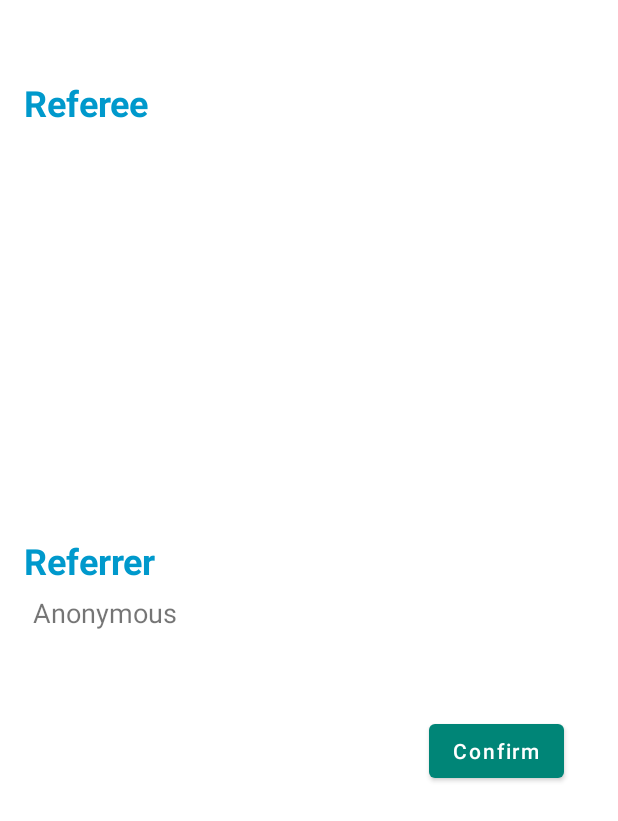
After one commit to PreetamSingh11/Refer9, an Android app: the ConfirmActivity screen opened directly, with no data from a screen before it, on a phone screen of 412 x 824 dp. The commit adds this screen. Shown: the top 821 px of the screen. Run offline under Robolectric (Android 15) with nearby library versions, the phone set to English and light mode, and no system bars; 7 statements that could not run were skipped.

Commit message:
Confirm Activity added

```diff
--- a/app/build.gradle
+++ b/app/build.gradle
@@ -40,6 +40,8 @@ dependencies {
 
     implementation 'com.github.PhilJay:MPAndroidChart:v3.1.0-alpha'
 
+    implementation 'com.valdesekamdem.library:md-toast:0.9.0'
+
     testImplementation 'junit:junit:4.12'
     androidTestImplementation 'androidx.test:runner:1.1.2-alpha02'
     androidTestImplementation 'androidx.test.espresso:espresso-core:3.2.0-alpha02'
--- a/app/src/main/AndroidManifest.xml
+++ b/app/src/main/AndroidManifest.xml
@@ -16,7 +16,7 @@
             android:supportsRtl="true"
             android:theme="@style/AppTheme"
             tools:ignore="GoogleAppIndexingWarning">
-        <activity android:name=".PieChartActivity">
+        <activity android:name=".activities.ConfirmActivity">
         </activity>
         <activity
                 android:name=".activities.ReferDetailActivity"
@@ -24,9 +24,7 @@
         <activity
                 android:name=".activities.FinanceActivity"
                 android:screenOrientation="portrait"/>
-        <activity
-                android:name=".activities.SignUpActivity"
-                android:screenOrientation="portrait"/>
+
         <activity
                 android:name=".activities.LoginActivity"
                 android:label="@string/title_activity_login"
--- /dev/null
+++ b/app/src/main/java/com/refer/android/refer9/activities/ConfirmActivity.kt
@@ -0,0 +1,36 @@
+package com.refer.android.refer9.activities
+
+import android.content.Intent
+import androidx.appcompat.app.AppCompatActivity
+import android.os.Bundle
+import com.refer.android.refer9.R
+import com.refer.android.refer9.utils.MySharedPreferences
+import kotlinx.android.synthetic.main.activity_confirm.*
+
+
+class ConfirmActivity : AppCompatActivity() {
+
+    override fun onCreate(savedInstanceState: Bundle?) {
+        super.onCreate(savedInstanceState)
+        setContentView(R.layout.activity_confirm)
+
+        val bundle = intent.extras
+        val address = bundle.getString("city") +", "+bundle.getString("state")
+        val loan = bundle.getString("loanType") +", "+  bundle.getString("bank")
+        text_view_name.text = bundle.getString("name")
+        text_view_phone.text = bundle.getString("phone")
+        text_view_loan.text = loan
+        text_view_address.text = address
+        text_view_email.text = bundle.getString("email")
+        text_view_occupation.text = bundle.getString("occupation")
+        text_view_amount.text = bundle.getString("amount")
+
+        val referer = MySharedPreferences.getPref(this,"USER_NAME", "Anonymous")
+        text_view_referer.text = referer
+
+        button_confirm.setOnClickListener{
+           val intent = Intent(this,MainActivity::class.java)
+            startActivity(intent)
+        }
+    }
+}
--- a/app/src/main/java/com/refer/android/refer9/utils/ToastServices.kt
+++ b/app/src/main/java/com/refer/android/refer9/utils/ToastServices.kt
@@ -2,6 +2,7 @@ package com.refer.android.refer9.utils
 
 import android.content.Context
 import android.widget.Toast
+import com.valdesekamdem.library.mdtoast.MDToast
 
 @Suppress("unused")
 object ToastServices {
@@ -13,4 +14,9 @@ object ToastServices {
     fun lToast(context: Context, msg: String) {
         Toast.makeText(context, msg, Toast.LENGTH_LONG).show()
     }
+
+    fun customToast(context: Context, msg: String){
+        val mdToast = MDToast.makeText(context, msg, MDToast.LENGTH_SHORT, MDToast.TYPE_INFO);
+        mdToast.show()
+    }
 }
--- /dev/null
+++ b/app/src/main/res/layout/activity_confirm.xml
@@ -0,0 +1,99 @@
+<?xml version="1.0" encoding="utf-8"?>
+<LinearLayout
+        xmlns:android="http://schemas.android.com/apk/res/android"
+        xmlns:tools="http://schemas.android.com/tools"
+        android:layout_width="match_parent"
+        android:layout_height="wrap_content"
+        android:layout_marginTop="36dp"
+        android:layout_marginStart="16dp"
+        android:layout_marginEnd="16dp"
+        android:orientation="vertical"
+        tools:context=".activities.ConfirmActivity">
+
+    <TextView
+            android:text="Referee"
+            android:textSize="24sp"
+            android:textStyle="bold"
+            android:textColor="@android:color/holo_blue_dark"
+            android:layout_marginTop="16dp"
+            android:layout_gravity="center"
+            android:layout_width="match_parent"
+            android:layout_height="wrap_content"/>
+
+    <TextView
+            android:id="@+id/text_view_name"
+            android:padding="6dp"
+            android:textSize="18sp"
+            android:layout_width="wrap_content"
+            android:layout_height="wrap_content"/>
+
+    <TextView
+            android:id="@+id/text_view_phone"
+            android:padding="6dp"
+            android:textSize="18sp"
+            android:layout_width="wrap_content"
+            android:layout_height="wrap_content"/>
+
+    <TextView
+            android:id="@+id/text_view_loan"
+            android:padding="6dp"
+            android:textSize="18sp"
+            android:layout_width="wrap_content"
+            android:layout_height="wrap_content"/>
+
+    <TextView
+            android:id="@+id/text_view_address"
+            android:padding="6dp"
+            android:textSize="18sp"
+            android:layout_width="wrap_content"
+            android:layout_height="wrap_content"/>
+
+    <TextView
+            android:id="@+id/text_view_email"
+            android:padding="6dp"
+            android:textSize="18sp"
+            android:layout_width="wrap_content"
+            android:layout_height="wrap_content"/>
+
+    <TextView
+            android:id="@+id/text_view_occupation"
+            android:padding="6dp"
+            android:textSize="18sp"
+            android:layout_width="wrap_content"
+            android:layout_height="wrap_content"/>
+
+    <TextView
+            android:id="@+id/text_view_amount"
+            android:padding="6dp"
+            android:textSize="18sp"
+            android:layout_width="wrap_content"
+            android:layout_height="wrap_content"/>
+
+    <TextView
+            android:text="Referrer"
+            android:textSize="24sp"
+            android:textStyle="bold"
+            android:textColor="@android:color/holo_blue_dark"
+            android:layout_marginTop="16dp"
+            android:layout_gravity="center"
+            android:layout_width="match_parent"
+            android:layout_height="wrap_content"/>
+
+    <TextView
+            android:id="@+id/text_view_referer"
+            android:padding="6dp"
+            android:textSize="18sp"
+            android:layout_width="match_parent"
+            android:layout_height="wrap_content"/>
+
+    <com.google.android.material.button.MaterialButton
+            android:id="@+id/button_confirm"
+            android:text="Confirm"
+            android:textAllCaps="false"
+            android:layout_marginTop="50dp"
+            android:layout_marginEnd="20dp"
+            android:layout_gravity="end"
+            android:layout_width="wrap_content"
+            android:layout_height="wrap_content"/>
+
+</LinearLayout>
```
Also changed, not shown: app/src/main/java/com/refer/android/refer9/activities/ReferDetailActivity.kt (+51 -0 lines), app/src/main/res/layout/activity_refer_detail.xml (+7 -6 lines).
